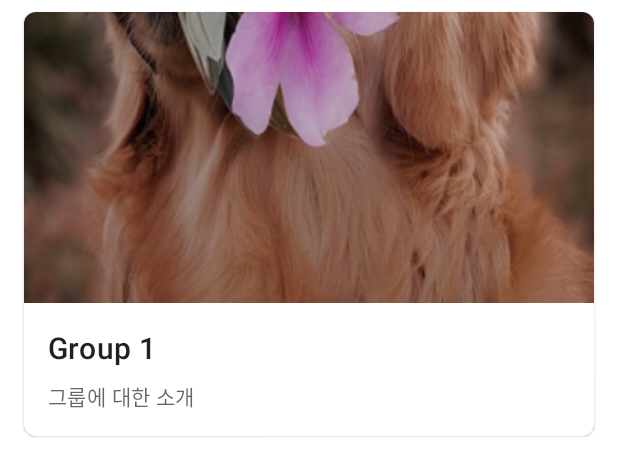
After one commit to simjaeik/Pets, an Android app: the layout item_group.xml on its own in the app's theme, with its tools: preview values and no code run, on a phone screen of 412 x 824 dp. The commit adds this screen. Shown: the top 476 px of the screen. Run offline under Robolectric (Android 15) with nearby library versions, the phone set to English and light mode, and no system bars.

Commit message:
[feat] 그룹 아이템 레이아웃 작성

```diff
--- /dev/null
+++ b/mobile/app/src/main/res/layout/item_group.xml
@@ -0,0 +1,59 @@
+<?xml version="1.0" encoding="utf-8"?>
+<layout xmlns:android="http://schemas.android.com/apk/res/android"
+    xmlns:app="http://schemas.android.com/apk/res-auto"
+    xmlns:tools="http://schemas.android.com/tools">
+
+    <data>
+
+        <variable
+            name="item"
+            type="com.lacuc.pets.domain.group.GroupItem" />
+    </data>
+
+    <com.google.android.material.card.MaterialCardView
+        android:layout_width="match_parent"
+        android:layout_height="wrap_content"
+        android:layout_marginHorizontal="16dp"
+        android:layout_marginVertical="8dp"
+        app:cardCornerRadius="8dp">
+
+        <LinearLayout
+            android:layout_width="match_parent"
+            android:layout_height="wrap_content"
+            android:orientation="vertical">
+
+            <ImageView
+                android:layout_width="match_parent"
+                android:layout_height="194dp"
+                android:scaleType="centerCrop"
+                tools:src="@drawable/img_login_background" />
+
+            <LinearLayout
+                android:layout_width="match_parent"
+                android:layout_height="wrap_content"
+                android:orientation="vertical"
+                android:padding="16dp">
+
+                <TextView
+                    android:layout_width="wrap_content"
+                    android:layout_height="wrap_content"
+                    android:textAppearance="?textAppearanceHeadline6"
+                    tools:text="Group 1" />
+
+                <TextView
+                    android:layout_width="wrap_content"
+                    android:layout_height="wrap_content"
+                    android:layout_marginTop="8dp"
+                    android:ellipsize="end"
+                    android:maxLines="2"
+                    android:textAppearance="?textAppearanceBody2"
+                    android:textColor="?android:textColorSecondary"
+                    tools:text="그룹에 대한 소개" />
+
+            </LinearLayout>
+
+        </LinearLayout>
+
+    </com.google.android.material.card.MaterialCardView>
+
+</layout>
--- a/mobile/app/src/main/res/values/strings.xml
+++ b/mobile/app/src/main/res/values/strings.xml
@@ -8,4 +8,5 @@
     <string name="signUp">회원가입</string>
     <string name="signIn">로그인</string>
     <string name="pets">Pets</string>
+    <string name="noGroup">속한 그룹이 없습니다.\n 새로운 그룹을 만들어 보세요.</string>
 </resources>
```
